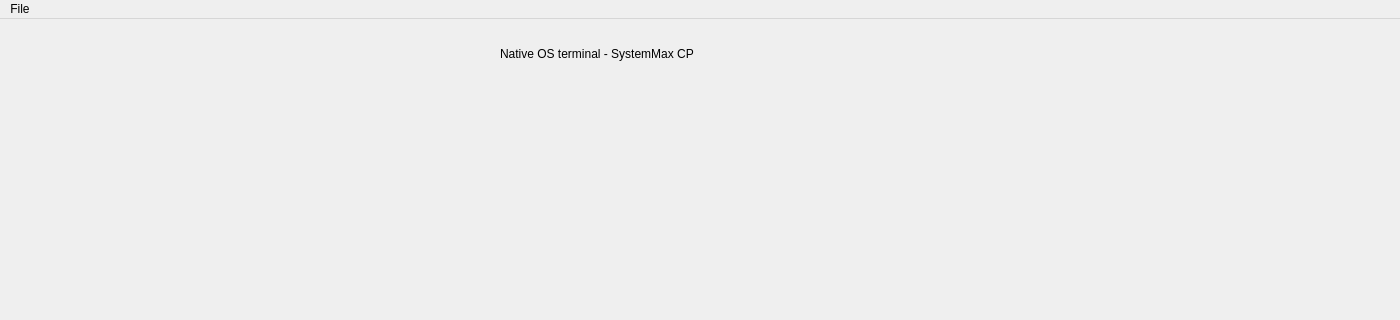
Before: the Qt Designer form SystemMax-Client2/ui/gui.ui in vladistr08/SystemMax-Client, drawn with Qt 5; both pictures show x 0 to 1400 and y 0 to 320 of the 1400 by 860 pixel window.
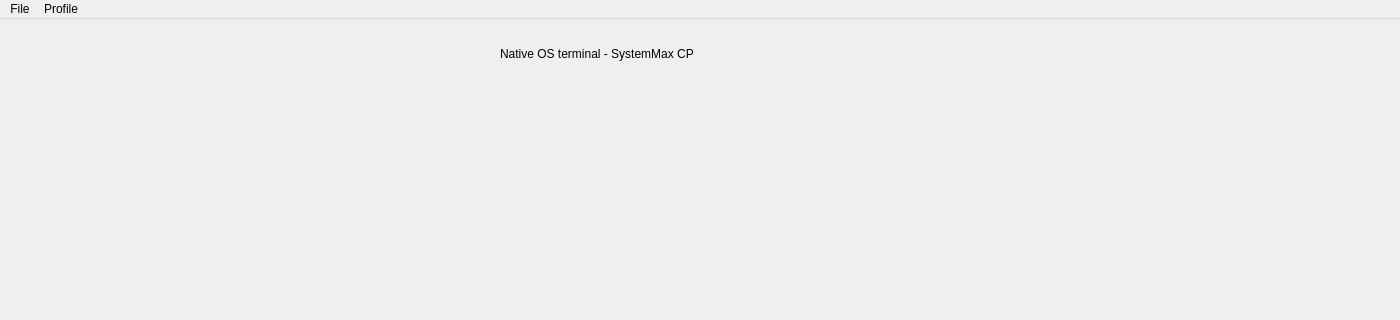
After: the same form once the commit is applied.

Commit message: add user profile page

Patch:
```diff
--- a/SystemMax-Client2/ui/gui.ui
+++ b/SystemMax-Client2/ui/gui.ui
@@ -61,7 +61,14 @@
     </property>
     <addaction name="actionLogout"/>
    </widget>
+   <widget class="QMenu" name="menuProfile">
+    <property name="title">
+     <string>Profile</string>
+    </property>
+    <addaction name="actionView"/>
+   </widget>
    <addaction name="menuLogout"/>
+   <addaction name="menuProfile"/>
   </widget>
   <action name="actionLogout">
    <property name="text">
```
Left out of the diff: 5 changed lines with no effect on the pictures. The commit also changes 6 other files.
